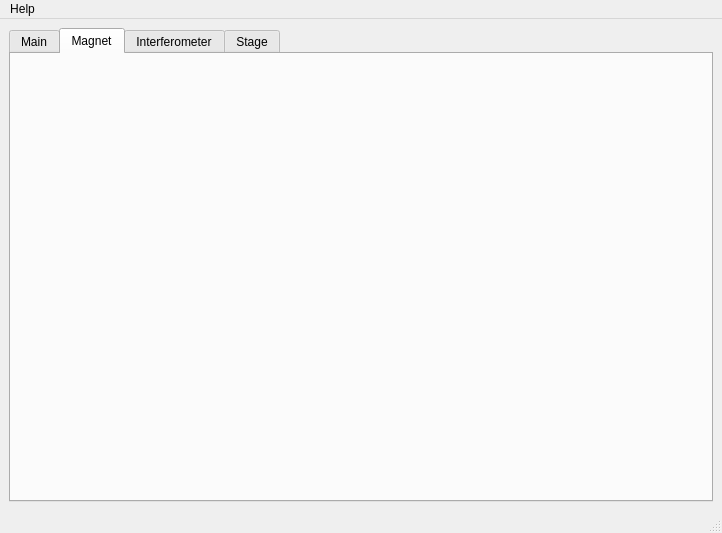
The window that qt_ui/main_window.ui (kaiyamashita08/Magnetics) describes before a commit, drawn with Qt 5.
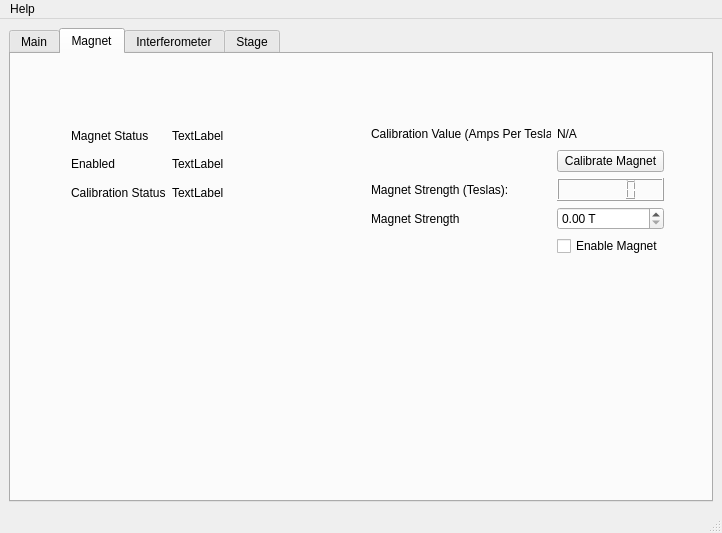
The same window after the commit. The open tabs and pages were chosen to show the change.

What changed in the file:
```diff
--- a/qt_ui/main_window.ui
+++ b/qt_ui/main_window.ui
@@ -334,6 +334,127 @@
        <attribute name="title">
         <string>Magnet</string>
        </attribute>
+       <widget class="QWidget" name="gridLayoutWidget_4">
+        <property name="geometry">
+         <rect>
+          <x>360</x>
+          <y>70</y>
+          <width>293</width>
+          <height>132</height>
+         </rect>
+        </property>
+        <layout class="QGridLayout" name="gridLayout_4">
+         <item row="2" column="1">
+          <widget class="QLCDNumber" name="magnet_output"/>
+         </item>
+         <item row="4" column="1">
+          <widget class="QDoubleSpinBox" name="magnet_strength_2">
+           <property name="suffix">
+            <string> T</string>
+           </property>
+          </widget>
+         </item>
+         <item row="2" column="0">
+          <widget class="QLabel" name="text_12">
+           <property name="text">
+            <string>Magnet Strength (Teslas):</string>
+           </property>
+          </widget>
+         </item>
+         <item row="0" column="1">
+          <widget class="QLabel" name="calibration_value">
+           <property name="text">
+            <string>N/A</string>
+           </property>
+          </widget>
+         </item>
+         <item row="5" column="1">
+          <widget class="QCheckBox" name="magnet_enabled_2">
+           <property name="text">
+            <string>Enable Magnet</string>
+           </property>
+           <property name="tristate">
+            <bool>false</bool>
+           </property>
+          </widget>
+         </item>
+         <item row="4" column="0">
+          <widget class="QLabel" name="text_14">
+           <property name="text">
+            <string>Magnet Strength</string>
+           </property>
+          </widget>
+         </item>
+         <item row="0" column="0">
+          <widget class="QLabel" name="text_17">
+           <property name="text">
+            <string>Calibration Value (Amps Per Tesla)</string>
+           </property>
+          </widget>
+         </item>
+         <item row="1" column="1">
+          <widget class="QPushButton" name="calibrate_button">
+           <property name="text">
+            <string>Calibrate Magnet</string>
+           </property>
+          </widget>
+         </item>
+        </layout>
+       </widget>
+       <widget class="QWidget" name="gridLayoutWidget_5">
+        <property name="geometry">
+         <rect>
+          <x>60</x>
+          <y>70</y>
+          <width>160</width>
+          <height>80</height>
+         </rect>
+        </property>
+        <layout class="QGridLayout" name="gridLayout_5">
+         <item row="1" column="0">
+          <widget class="QLabel" name="text_15">
+           <property name="text">
+            <string>Enabled</string>
+           </property>
+          </widget>
+         </item>
+         <item row="0" column="0">
+          <widget class="QLabel" name="text_13">
+           <property name="text">
+            <string>Magnet Status</string>
+           </property>
+          </widget>
+         </item>
+         <item row="2" column="0">
+          <widget class="QLabel" name="text_16">
+           <property name="text">
+            <string>Calibration Status</string>
+           </property>
+          </widget>
+         </item>
+         <item row="0" column="1">
+          <widget class="QLabel" name="magnet_status_2">
+           <property name="text">
+            <string>TextLabel</string>
+           </property>
+          </widget>
+         </item>
+         <item row="1" column="1">
+          <widget class="QLabel" name="magnet_enabled_status">
+           <property name="text">
+            <string>TextLabel</string>
+           </property>
+          </widget>
+         </item>
+         <item row="2" column="1">
+          <widget class="QLabel" name="magnet_calibrated">
+           <property name="text">
+            <string>TextLabel</string>
+           </property>
+          </widget>
+         </item>
+        </layout>
+       </widget>
       </widget>
       <widget class="QWidget" name="interferometer">
        <attribute name="title">
```
Left out of the diff: 6 changed lines with no effect on the pictures.
